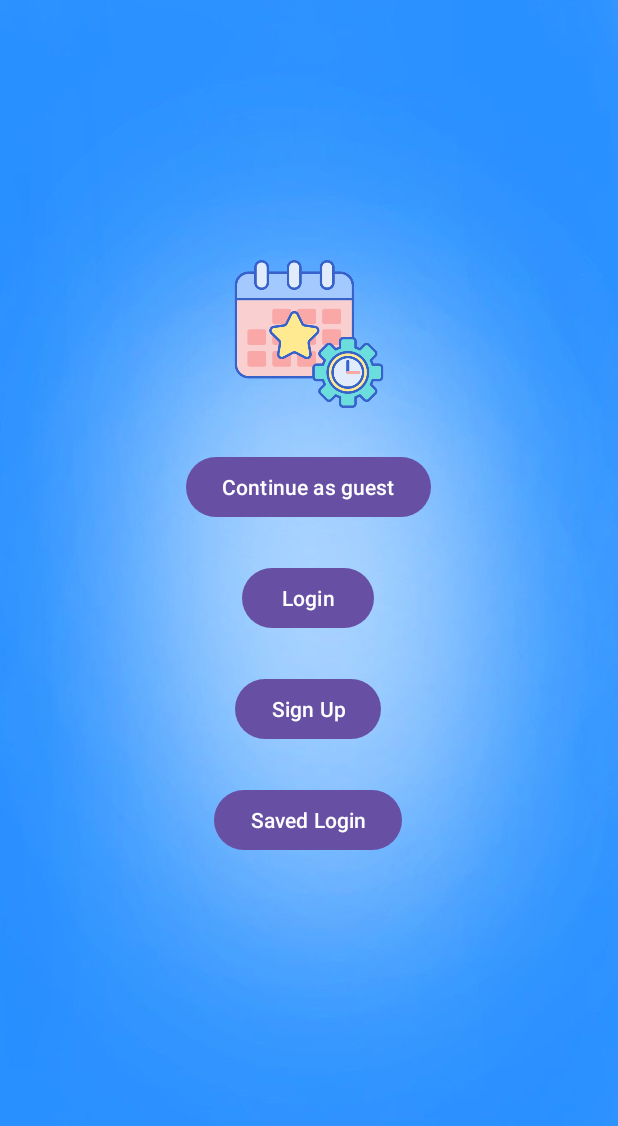
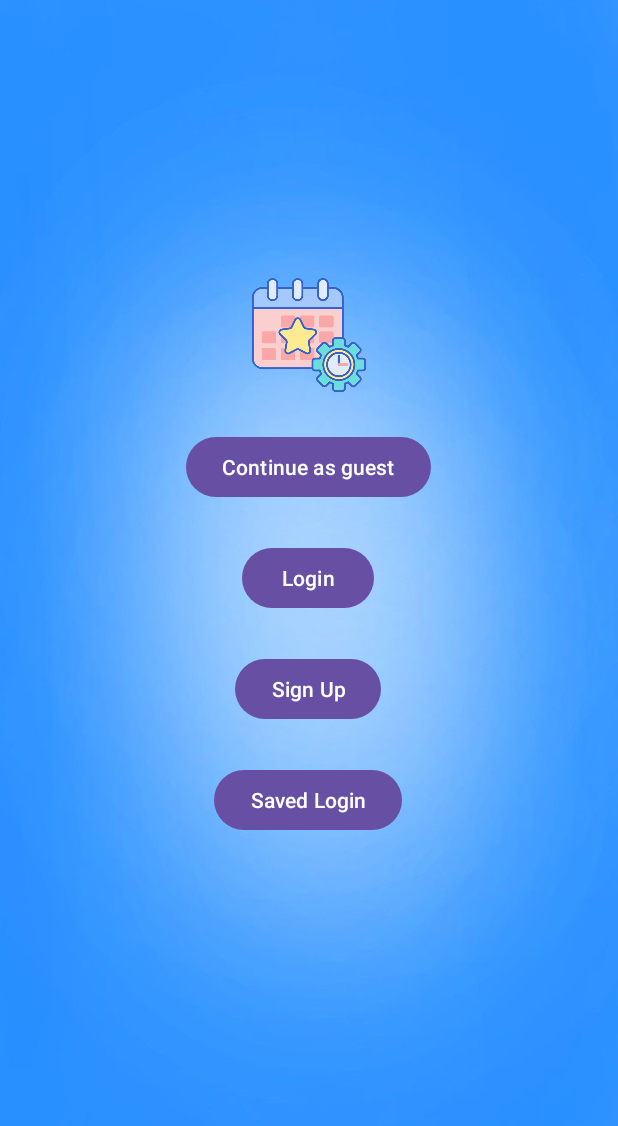
Before and after one commit to Lovepreet78/Event-Management-App, an Android app: the screen it shows after launch (HomeActivity), on a phone screen of 412 x 824 dp, the part 110-1236 px from its top. Run offline under Robolectric (Android 15) with nearby library versions, the phone set to English and light mode, and no system bars; our stand-ins replace sdp/ssp sizes.

```diff
--- a/app/build.gradle.kts
+++ b/app/build.gradle.kts
@@ -74,6 +74,8 @@ dependencies {
     implementation("com.fasterxml.jackson.core:jackson-core:2.15.2")
     implementation("com.squareup.retrofit2:converter-jackson:2.9.0")
 
+    implementation("androidx.swiperefreshlayout:swiperefreshlayout:1.1.0")
+
 
 
 }
--- a/app/src/main/res/layout/activity_home.xml
+++ b/app/src/main/res/layout/activity_home.xml
@@ -1,5 +1,5 @@
 <?xml version="1.0" encoding="utf-8"?>
-<LinearLayout xmlns:android="http://schemas.android.com/apk/res/android"
+<RelativeLayout xmlns:android="http://schemas.android.com/apk/res/android"
     xmlns:app="http://schemas.android.com/apk/res-auto"
     xmlns:tools="http://schemas.android.com/tools"
     android:layout_width="match_parent"
@@ -8,31 +8,35 @@
     android:background="@drawable/home_screen_bg"
     android:gravity="center"
     tools:context=".intialactivity.HomeActivity">
+
+
     <ImageView
-        android:layout_width="@dimen/_80sdp"
-        android:layout_height="@dimen/_80sdp"
+        android:layout_width="80sp"
+        android:layout_height="80sp"
         android:background="@drawable/event_management_home_icon"
-        android:layout_marginBottom="@dimen/_20sdp"/>
-<!--    <TextView-->
-<!--        android:background="@drawable/text_bg"-->
-<!--        android:padding="@dimen/_5sdp"-->
+        android:layout_centerHorizontal="true"
+        />
 
-<!--        android:layout_width="wrap_content"-->
-<!--        android:layout_height="wrap_content"-->
-<!--       android:textColor="@color/textColor"-->
-<!--        android:text="Event Management"-->
-<!--        android:textSize="@dimen/_20sdp"-->
-<!--        android:textStyle="italic"-->
-<!--        android:layout_gravity="center"-->
-<!--android:layout_marginBottom="@dimen/_30sdp"-->
-<!--        />-->
 
+
+    <ProgressBar
+        android:layout_width="wrap_content"
+        android:layout_height="wrap_content"
+        android:layout_centerHorizontal="true"
+        android:layout_marginTop="@dimen/_110sdp"
+        android:id="@+id/progressBarHome"
+        android:visibility="gone"
+
+        />
     <LinearLayout
+        android:layout_marginTop="@dimen/_80sdp"
         android:layout_width="wrap_content"
         android:layout_height="wrap_content"
         android:layout_gravity="center"
         android:gravity="center"
+        android:layout_centerHorizontal="true"
         android:orientation="vertical">
+
 
 
         <com.google.android.material.button.MaterialButton
@@ -44,6 +48,7 @@
 
 
             />
+
         <com.google.android.material.button.MaterialButton
             android:id="@+id/loginButtonHome"
             android:layout_width="wrap_content"
@@ -52,6 +57,7 @@
             android:layout_marginTop="@dimen/_20sdp"
 
             />
+
         <com.google.android.material.button.MaterialButton
             android:id="@+id/signUpButtonHome"
             android:layout_width="wrap_content"
@@ -70,6 +76,7 @@
 
             />
 
+
     </LinearLayout>
 
 
@@ -77,4 +84,4 @@
 
 
 
-</LinearLayout>
+</RelativeLayout>
```
Also changed, not shown: app/src/main/java/com/example/eventmanagement/admin/eventManager/AdminShowAllEvents.kt (+28 -9 lines), app/src/main/java/com/example/eventmanagement/admin/userManager/AdminShowAllUsers.kt (+25 -1 lines), app/src/main/java/com/example/eventmanagement/authentication/LoginActivity.kt (+7 -5 lines), app/src/main/java/com/example/eventmanagement/eventactivities/EventDisplayerActivity.kt (+39 -20 lines), app/src/main/java/com/example/eventmanagement/intialactivity/HomeActivity.kt (+10 -7 lines), app/src/main/java/com/example/eventmanagement/managementrole/ManagementShowEvents.kt (+31 -11 lines), app/src/main/res/layout/activity_admin_show_all_events.xml (+11 -3 lines), app/src/main/res/layout/activity_admin_show_all_users.xml (+12 -5 lines), app/src/main/res/layout/activity_event_displayer.xml (+11 -3 lines), app/src/main/res/layout/activity_management_show_events.xml (+9 -2 lines).
